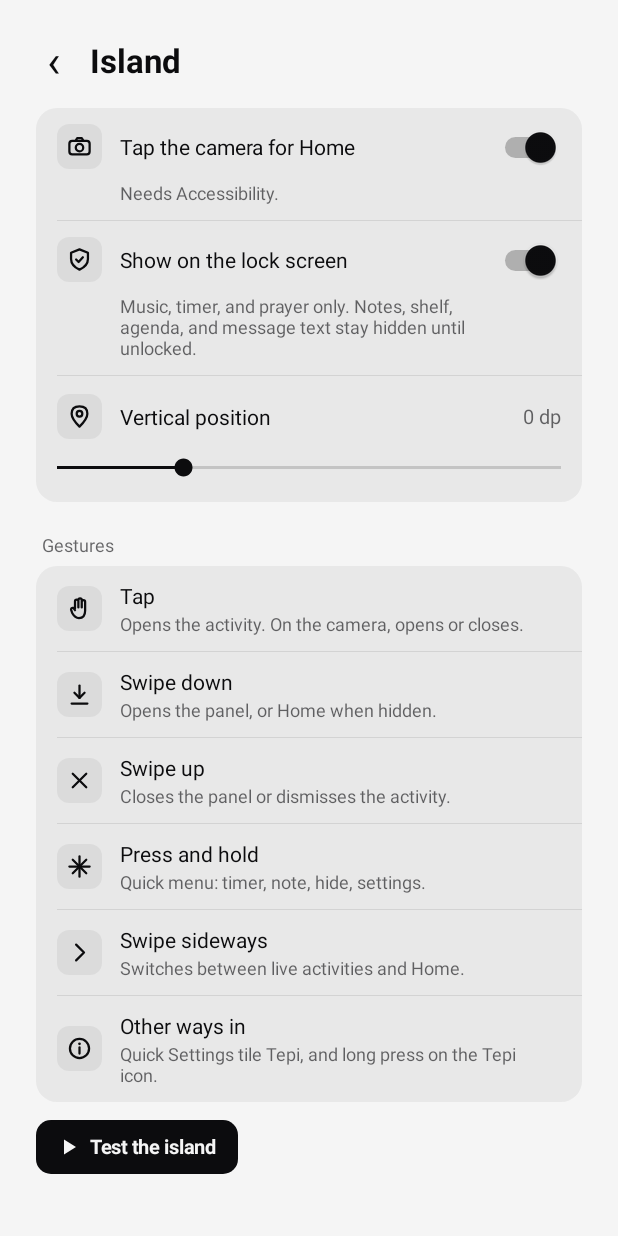
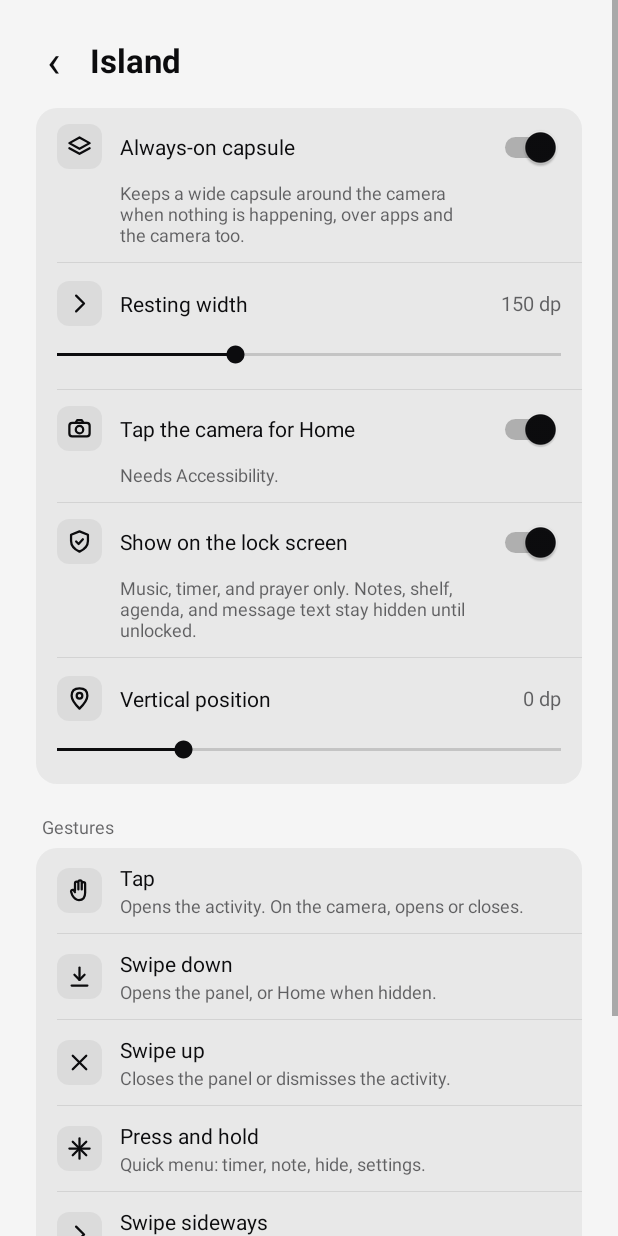
Before and after one commit to nerusen/SLand, an Android app: the screen it shows after launch (Section), after a tap on "Island", on a phone screen of 412 x 824 dp. Run offline under Robolectric (Android 15) with nearby library versions, the phone set to English and light mode, and no system bars.

Commit message:
Capsule diam yang selalu tampil, rebranding SLand, dan build otomatis
Island sekarang punya state keempat, Idle: capsule lebar di sekitar
kamera saat tidak ada aktivitas. Keputusan tampil capsule dihitung
terpisah dari "quiet", sehingga aplikasi fullscreen, kamera, dan
aplikasi lain tidak lagi menyembunyikannya. Yang mematikannya hanya
sakelar Island, landscape, Sembunyikan 1 jam, dan layar kunci bila
opsi lock screen mati.

Lebar capsule bisa diatur 90-260 dp, default 150 dp, kira-kira selebar
island saat panggilan. Lebarnya di-clamp antara cradle kamera dan lebar
panel agar nilai ekstrem tidak merusak bentuk atau melewati tepi layar.

Capsule hanya menerima sentuhan saat Aksesibilitas aktif. Tanpa itu
window-nya duduk permanen di area status bar dan akan menelan sebagian
gestur tarik-turun notifikasi, jadi ia dibiarkan murni visual.

Rebranding ke SLand: nama aplikasi, applicationId
com.nelsencreative.sland, versi mulai dari 1.0.0, dan nama berkas APK
lewat archivesName. Namespace Java dibiarkan agar tidak menyentuh 54
berkas tanpa manfaat.

Ikut diperbaiki karena rusak oleh applicationId baru:
- authority ShelfProvider jadi ${applicationId}.shelf, dulu
  di-hardcode sementara Shelf menyusun URI dari packageName, sehingga
  Rak dan kirim berkas akan gagal;
- targetPackage di shortcuts.xml, dulu menunjuk paket lama;
- Cek pembaruan dan Kode sumber lewat BuildConfig.REPO, dulu menunjuk
  repo penulis asli sehingga tombol update menawarkan APK dengan
  tanda tangan berbeda yang gagal dipasang.

Workflow GitHub Actions membangun tiap push dan memberi nama berkas
SLand-<versi>-<commit>-<varian>.apk. Release hanya dibangun bila
keystore tersedia di secrets, sebab tanpa tanda tangan Android menolak
memasangnya; tanpa keystore hanya debug yang dibangun.

```diff
--- a/app/src/main/AndroidManifest.xml
+++ b/app/src/main/AndroidManifest.xml
@@ -135,7 +135,7 @@
 
         <provider
             android:name=".ShelfProvider"
-            android:authorities="io.github.odlaver.tepi.shelf"
+            android:authorities="${applicationId}.shelf"
             android:exported="false"
             android:grantUriPermissions="true" />
 
--- a/app/src/main/java/io/github/odlaver/tepi/Prefs.kt
+++ b/app/src/main/java/io/github/odlaver/tepi/Prefs.kt
@@ -48,8 +48,23 @@ class Prefs(context: Context) {
         get() = int("offset", 0)
         set(v) = set("offset", v)
 
+    // Resting capsule when nothing is happening
+    var idleBar: Boolean
+        get() = bool("idle.bar", true)
+        set(v) = set("idle.bar", v)
+
+    // Width of the resting capsule in dp
+    var idleWidthDp: Int
+        get() = int("idle.width", IDLE_WIDTH_DEFAULT)
+        set(v) = set("idle.width", v)
+
     companion object {
         const val OFFSET_MIN = -8
         const val OFFSET_MAX = 24
+
+        // Around the width the island takes during a call
+        const val IDLE_WIDTH_DEFAULT = 150
+        const val IDLE_WIDTH_MIN = 90
+        const val IDLE_WIDTH_MAX = 260
     }
 }
--- a/app/src/main/java/io/github/odlaver/tepi/Update.kt
+++ b/app/src/main/java/io/github/odlaver/tepi/Update.kt
@@ -7,7 +7,7 @@ class Release(val version: String, val apk: String, val page: String)
 // Newest v* release with an APK
 object Update {
     fun latest(): Release? {
-        val r = Net.send("GET", "https://api.github.com/repos/odlaver/tepi-android/releases?per_page=30", mapOf("Accept" to "application/vnd.github+json"))
+        val r = Net.send("GET", "https://api.github.com/repos/${BuildConfig.REPO}/releases?per_page=30", mapOf("Accept" to "application/vnd.github+json"))
         if (!r.ok) return null
         val arr = try { JSONArray(r.body) } catch (_: Exception) { return null }
         for (i in 0 until arr.length()) {
--- a/app/src/main/res/values/strings.xml
+++ b/app/src/main/res/values/strings.xml
@@ -1,6 +1,6 @@
 <?xml version="1.0" encoding="utf-8"?>
 <resources>
-    <string name="app_name" translatable="false">Tepi</string>
+    <string name="app_name" translatable="false">SLand</string>
     <string name="section_access">Access</string>
     <string name="perm_overlay">Display over other apps</string>
     <string name="perm_overlay_sub">Lets the island sit around the front camera.</string>
@@ -18,6 +18,9 @@
     <string name="notif_content">Show message text</string>
     <string name="notif_content_sub">Hidden while the phone is locked.</string>
     <string name="offset">Vertical position</string>
+    <string name="idle_bar">Always-on capsule</string>
+    <string name="idle_bar_sub">Keeps a wide capsule around the camera when nothing is happening, over apps and the camera too.</string>
+    <string name="idle_width">Resting width</string>
     <string name="test">Test the island</string>
     <string name="status_running">Island running</string>
     <string name="status_missing">Island stopped: access incomplete</string>
@@ -48,7 +51,7 @@
     <string name="greet_day">Good afternoon</string>
     <string name="greet_afternoon">Good evening</string>
     <string name="greet_night">Good night</string>
-    <string name="tile_label">Tepi</string>
+    <string name="tile_label">SLand</string>
     <string name="shortcut_home">Home</string>
     <string name="section_setup">Setup</string>
     <string name="status_blocked">Island stopped: blocked by Autostart</string>
@@ -190,7 +193,7 @@
     <string name="k_trouble">Kulia is having trouble</string>
     <string name="section_settings">Settings</string>
     <string name="section_connect">Connections</string>
-    <string name="sec_island_sub">Position, camera tap, gestures</string>
+    <string name="sec_island_sub">Resting capsule, position, camera tap, gestures</string>
     <string name="sec_activities_sub">Music, messages, calls, charging</string>
     <string name="sec_productivity_sub">Timer, notes, shelf</string>
     <string name="sec_reminders_sub">Prayer, water, eyes, classes</string>
--- a/app/src/main/res/xml/shortcuts.xml
+++ b/app/src/main/res/xml/shortcuts.xml
@@ -9,7 +9,7 @@
             android:action="android.intent.action.VIEW"
             android:data="tepi://home"
             android:targetClass="io.github.odlaver.tepi.Open"
-            android:targetPackage="io.github.odlaver.tepi" />
+            android:targetPackage="com.nelsencreative.sland" />
     </shortcut>
     <shortcut
         android:enabled="true"
@@ -20,7 +20,7 @@
             android:action="android.intent.action.VIEW"
             android:data="tepi://focus"
             android:targetClass="io.github.odlaver.tepi.Open"
-            android:targetPackage="io.github.odlaver.tepi" />
+            android:targetPackage="com.nelsencreative.sland" />
     </shortcut>
     <shortcut
         android:enabled="true"
@@ -31,6 +31,6 @@
             android:action="android.intent.action.VIEW"
             android:data="tepi://note"
             android:targetClass="io.github.odlaver.tepi.Open"
-            android:targetPackage="io.github.odlaver.tepi" />
+            android:targetPackage="com.nelsencreative.sland" />
     </shortcut>
 </shortcuts>
```
Also changed, not shown: app/build.gradle.kts (+27 -12 lines), app/src/main/java/io/github/odlaver/tepi/Island.kt (+49 -14 lines), app/src/main/java/io/github/odlaver/tepi/Section.kt (+9 -2 lines), 2 other files.
